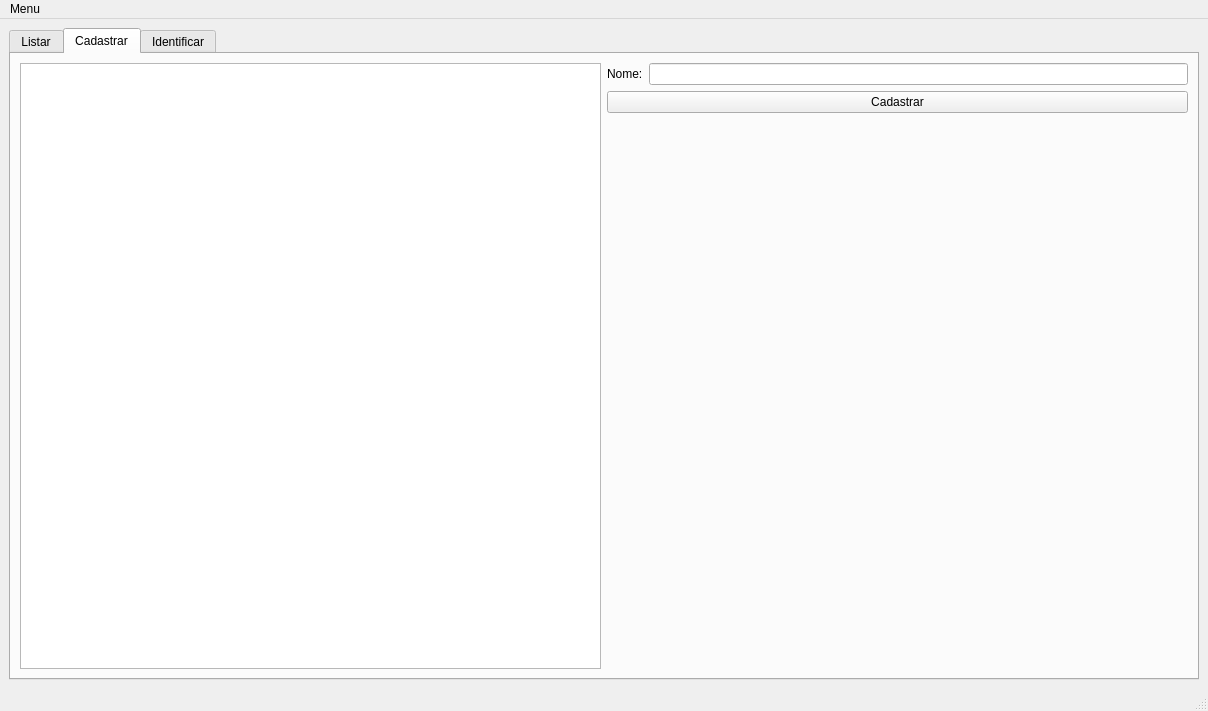
Above: qtmlid.ui from LucasGDS/people_auth_ml before the change. Below: the same form after it.
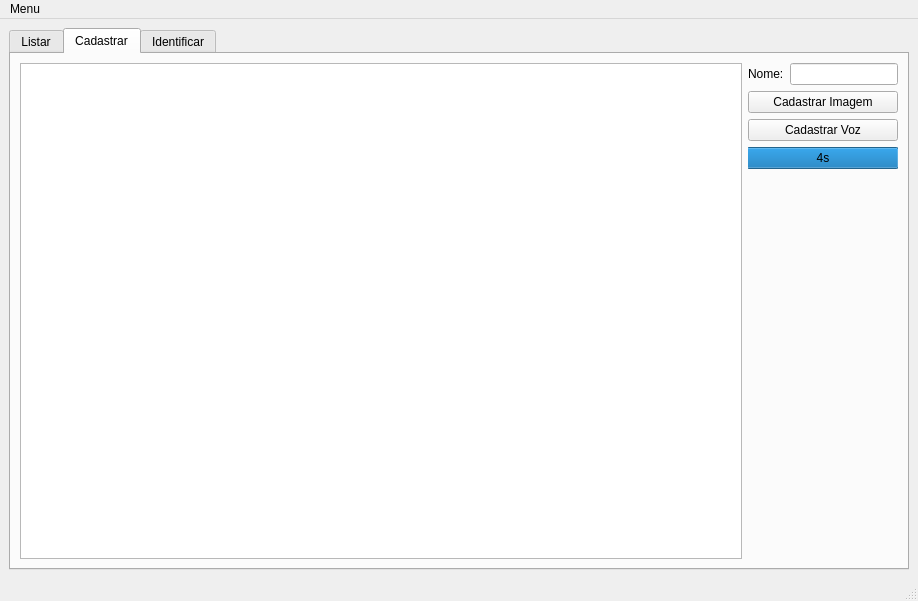
That is the form after the change. The open tabs and pages were chosen to show the change.

```diff
--- a/qtmlid.ui
+++ b/qtmlid.ui
@@ -6,8 +6,8 @@
    <rect>
     <x>0</x>
     <y>0</y>
-    <width>1208</width>
-    <height>711</height>
+    <width>918</width>
+    <height>601</height>
    </rect>
   </property>
   <property name="windowTitle">
@@ -96,14 +96,72 @@
                </widget>
               </item>
               <item>
-               <widget class="QLineEdit" name="lineEdit"/>
+               <widget class="QLineEdit" name="lineEdit">
+                <property name="sizePolicy">
+                 <sizepolicy hsizetype="Maximum" vsizetype="Fixed">
+                  <horstretch>0</horstretch>
+                  <verstretch>0</verstretch>
+                 </sizepolicy>
+                </property>
+               </widget>
               </item>
              </layout>
             </item>
             <item>
              <widget class="QPushButton" name="pushButton_cad">
+              <property name="sizePolicy">
+               <sizepolicy hsizetype="Minimum" vsizetype="Fixed">
+                <horstretch>0</horstretch>
+                <verstretch>0</verstretch>
+               </sizepolicy>
+              </property>
               <property name="text">
-               <string>Cadastrar</string>
+               <string>Cadastrar Imagem</string>
+              </property>
+             </widget>
+            </item>
+            <item>
+             <widget class="QPushButton" name="pushButton_rec">
+              <property name="text">
+               <string>Cadastrar Voz</string>
+              </property>
+             </widget>
+            </item>
+            <item>
+             <widget class="QProgressBar" name="progressBar">
+              <property name="sizePolicy">
+               <sizepolicy hsizetype="Minimum" vsizetype="Fixed">
+                <horstretch>0</horstretch>
+                <verstretch>0</verstretch>
+               </sizepolicy>
+              </property>
+              <property name="maximum">
+               <number>4</number>
+              </property>
+              <property name="value">
+               <number>4</number>
+              </property>
+              <property name="alignment">
+               <set>Qt::AlignLeading|Qt::AlignLeft|Qt::AlignVCenter</set>
+              </property>
+              <property name="orientation">
+               <enum>Qt::Horizontal</enum>
+              </property>
+              <property name="invertedAppearance">
+               <bool>true</bool>
+              </property>
+              <property name="textDirection">
+               <enum>QProgressBar::TopToBottom</enum>
+              </property>
+              <property name="format">
+               <string>%vs</string>
+              </property>
+             </widget>
+            </item>
+            <item>
+             <widget class="QLabel" name="label_reg_status">
+              <property name="text">
+               <string/>
               </property>
              </widget>
             </item>
@@ -140,7 +198,7 @@
     <rect>
      <x>0</x>
      <y>0</y>
-     <width>1208</width>
+     <width>918</width>
      <height>22</height>
     </rect>
    </property>
```
Left out of the diff: 23 changed lines with no effect on the pictures.
